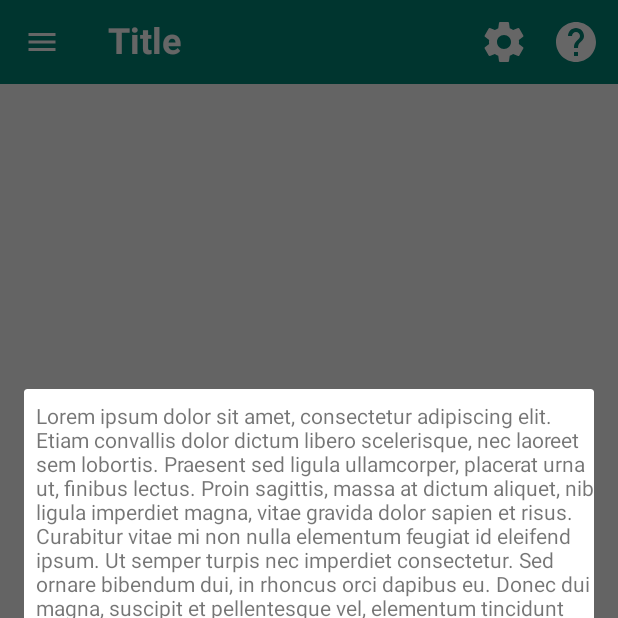
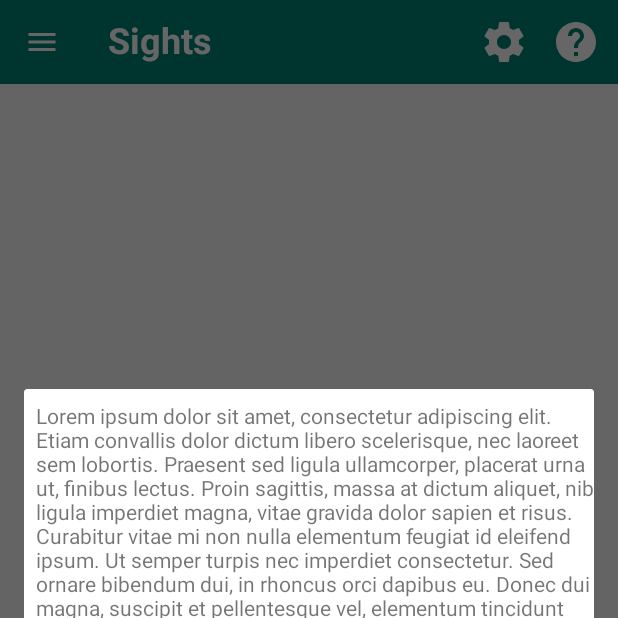
Before and after one commit to dkempen/Avans-Mobile-Guiding-System-YourWay, an Android app: the fragment SightListFragment placed in its activity, after a tap on an icon or button, on a phone screen of 412 x 824 dp, the top half of it. Run offline under Robolectric (Android 15) with nearby library versions, the phone set to English and light mode, and no system bars; our stand-ins replace Volley; libraries missing offline, so code that uses them is left out: com.shashank.sony; network calls fail; 3 statements that could not run were skipped.

Commit message:
[Added] Toolbar Title change based on fragment

```diff
--- a/YourWay/src/main/java/com/id/yourway/activities/MainActivity.java
+++ b/YourWay/src/main/java/com/id/yourway/activities/MainActivity.java
@@ -15,6 +15,7 @@ import android.util.Log;
 import android.view.MenuItem;
 import android.view.View;
 import android.widget.ImageButton;
+import android.widget.TextView;
 
 import com.android.volley.VolleyError;
 import com.id.yourway.R;
@@ -42,6 +43,7 @@ public class MainActivity extends AppCompatActivity {
 
     private android.support.v4.app.FragmentManager fragmentManager;
     private List<Sight> sights;
+    private TextView toolbarTitle;
 
     @Override
     protected void onCreate(Bundle savedInstanceState) {
@@ -119,6 +121,7 @@ public class MainActivity extends AppCompatActivity {
         mToolbar.bringToFront();
         ImageButton searchButton = findViewById(R.id.toolBarSearchButton);
         searchButton.setVisibility(View.INVISIBLE);
+        toolbarTitle = findViewById(R.id.toolBarTextView);
 
         setSupportActionBar(mToolbar);
 
@@ -174,6 +177,12 @@ public class MainActivity extends AppCompatActivity {
         return sights;
     }
 
+    public void setToolbarTitle(String title) {
+        if (toolbarTitle == null)
+            return;
+        toolbarTitle.setText(title);
+    }
+
     @Override
     public boolean onOptionsItemSelected(MenuItem menuItem) {
         switch (menuItem.getItemId()) {
--- a/YourWay/src/main/java/com/id/yourway/fragments/MapFragment.java
+++ b/YourWay/src/main/java/com/id/yourway/fragments/MapFragment.java
@@ -27,8 +27,10 @@ import com.google.android.gms.maps.model.MarkerOptions;
 import com.google.android.gms.maps.model.PatternItem;
 import com.google.android.gms.maps.model.Polyline;
 import com.google.android.gms.maps.model.PolylineOptions;
+import com.id.yourway.R;
 import com.id.yourway.activities.AppContext;
 import com.id.yourway.activities.DetailActivity;
+import com.id.yourway.activities.MainActivity;
 import com.id.yourway.adapters.CustomInfoWindowAdapter;
 import com.id.yourway.entities.Sight;
 
@@ -68,6 +70,13 @@ public class MapFragment extends SupportMapFragment implements OnMapReadyCallbac
         sights = new ArrayList<>();
         markerSightMap = new HashMap<>();
         runnables = new LinkedBlockingQueue<>();
+    }
+
+    @Override
+    public void onStart() {
+        super.onStart();
+        MainActivity mainActivity = (MainActivity) getActivity();
+        mainActivity.setToolbarTitle(getString(R.string.mapFragmentTitle));
     }
 
     @Override
--- a/YourWay/src/main/java/com/id/yourway/fragments/RoutesListFragment.java
+++ b/YourWay/src/main/java/com/id/yourway/fragments/RoutesListFragment.java
@@ -9,6 +9,7 @@ import android.view.View;
 import android.view.ViewGroup;
 
 import com.id.yourway.R;
+import com.id.yourway.activities.MainActivity;
 
 /**
  * A simple {@link Fragment} subclass.
@@ -62,6 +63,13 @@ public class RoutesListFragment extends Fragment implements IDetailFragment {
     }
 
     @Override
+    public void onStart() {
+        super.onStart();
+        MainActivity mainActivity = (MainActivity) getActivity();
+        mainActivity.setToolbarTitle(getString(R.string.routesFragmentTitle));
+    }
+
+    @Override
     public View onCreateView(LayoutInflater inflater, ViewGroup container,
                              Bundle savedInstanceState) {
         // Inflate the toolbar for this fragment
--- a/YourWay/src/main/java/com/id/yourway/fragments/SightListFragment.java
+++ b/YourWay/src/main/java/com/id/yourway/fragments/SightListFragment.java
@@ -14,6 +14,7 @@ import android.view.ViewGroup;
 import com.android.volley.VolleyError;
 import com.id.yourway.R;
 import com.id.yourway.activities.AppContext;
+import com.id.yourway.activities.MainActivity;
 import com.id.yourway.adapters.SightListAdapter;
 import com.id.yourway.entities.Sight;
 import com.id.yourway.providers.listeners.SightProviderListener;
@@ -32,6 +33,13 @@ public class SightListFragment extends Fragment implements IDetailFragment {
     @Override
     public void onCreate(@Nullable Bundle savedInstanceState) {
         super.onCreate(savedInstanceState);
+    }
+
+    @Override
+    public void onStart() {
+        super.onStart();
+        MainActivity mainActivity = (MainActivity) getActivity();
+        mainActivity.setToolbarTitle(getString(R.string.sightFragmentTitle));
     }
 
     @Nullable
--- a/YourWay/src/main/res/values/strings.xml
+++ b/YourWay/src/main/res/values/strings.xml
@@ -96,4 +96,7 @@
     <string name="year">Year: </string>
     <string name="author">Author: </string>
     <string name="photographer">Photographer: </string>
+    <string name="mapFragmentTitle">Map</string>
+    <string name="routesFragmentTitle">Routes</string>
+    <string name="sightFragmentTitle">Sights</string>
 </resources>
```
